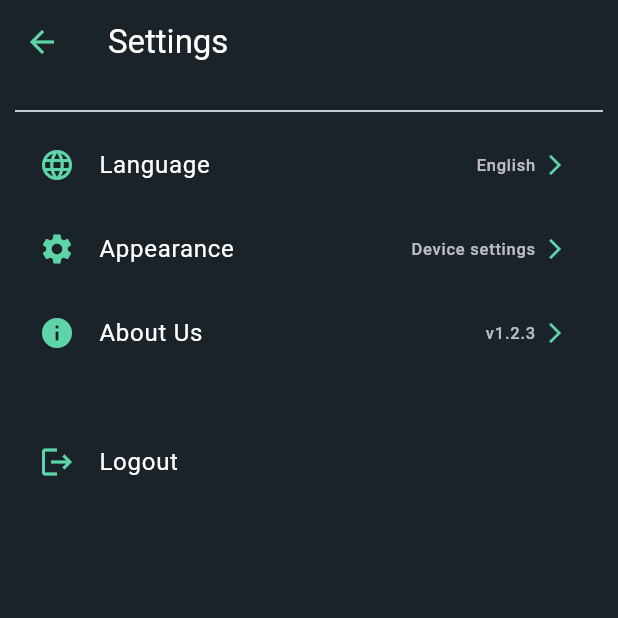
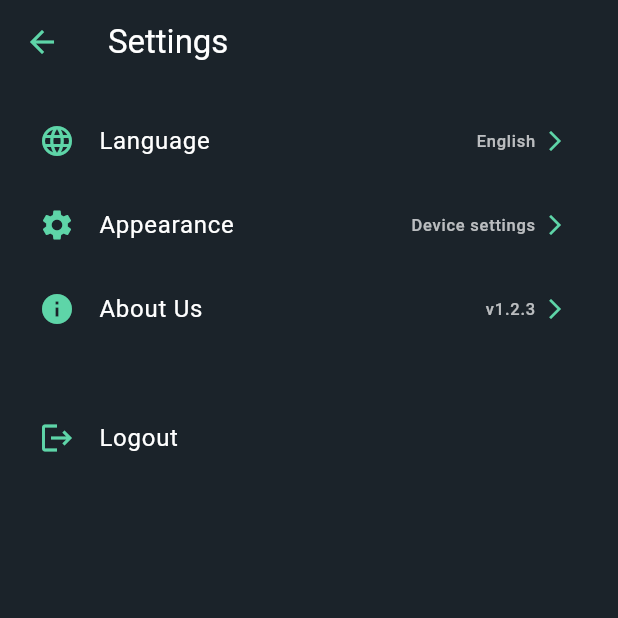
Before and after one commit to rajni2002491/ZeptoApp, a Flutter app: the SettingScreen screen opened directly, on a phone screen of 412 x 824 dp, the top half of it. Run offline on Flutter 3.47's test engine with Material 3 defaults, Android fonts, the phone set to English and light mode, and no system bars; our stand-ins replace firebase_auth, firebase_core, fl_chart, flutter_riverpod; accounts and stored records are empty.

Commit message:
setting line issue fix

```diff
--- a/lib/screens/setting_screen.dart
+++ b/lib/screens/setting_screen.dart
@@ -22,7 +22,7 @@ class SettingScreen extends StatelessWidget {
       body: ListView(
         padding: const EdgeInsets.all(10),
         children: [
-          const Divider(color: Colors.white),
+          //const Divider(color: Colors.white),
 
           // Settings Items
           _buildSettingItem(context, "Language", Icons.language, "English"),
```
